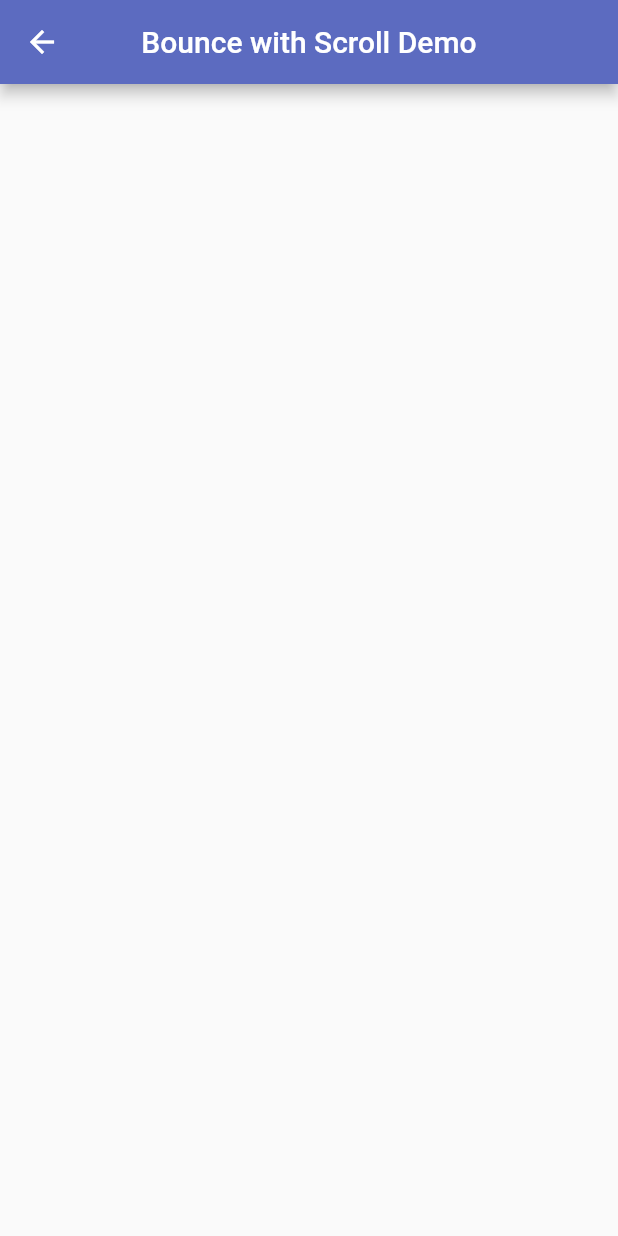
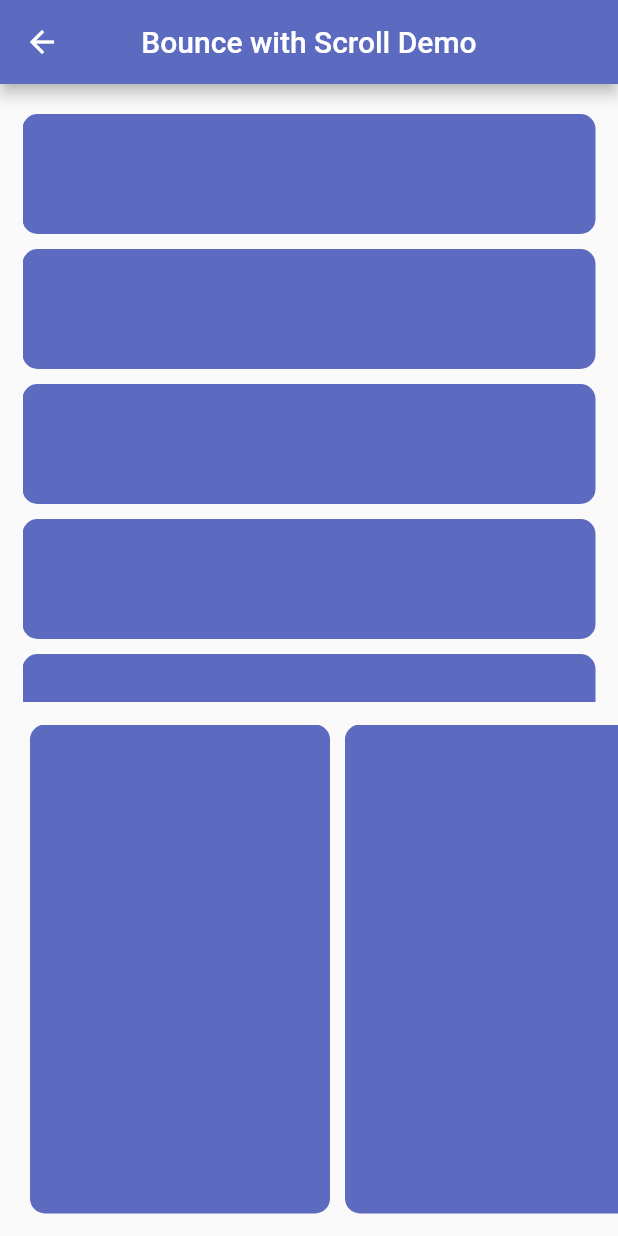
Before and after one commit to aloklearning/flutter_bounce, a Flutter app: the BounceScroll screen opened directly, on a phone screen of 412 x 824 dp. Run offline on Flutter 3.47's test engine with Material 2 defaults, Android fonts, the phone set to English and light mode, and no system bars.

Commit message:
Scroll is also done

```diff
--- a/example/lib/bounce_scroll.dart
+++ b/example/lib/bounce_scroll.dart
@@ -1,6 +1,62 @@
 import 'package:flutter/material.dart';
+import 'package:flutter_bounce/flutter_bounce.dart';
 
 class BounceScroll extends StatelessWidget {
+
+  //This is the widget for showing up in scroll
+  List<Widget> get verticalList{
+    List<Widget> _widget = [SizedBox(height: 20.0)];
+
+    for(int i=0; i<10; i++){
+      _widget.add(verticalListCards);
+      _widget.add(SizedBox(height: 10.0));
+    }
+
+    return _widget;
+  }
+
+  //This is the widget
+  Widget get verticalListCards{
+    return Bounce(
+      duration: Duration(milliseconds: 110),
+      onPressed: null,
+      child: Container(
+        height: 80.0,
+        decoration: BoxDecoration(
+          color: Colors.indigo[400],
+          borderRadius: BorderRadius.circular(10.0)
+        )
+      )
+    );
+  }
+
+  //This is for horizontal list
+  List<Widget> get horizontalList{
+    List<Widget> _view = [SizedBox(width: 20.0)];
+
+    for(int i=0; i<10; i++){
+      _view.add(horizontalListWidget);
+      _view.add(SizedBox(width: 10.0));
+    }
+
+    return _view;
+  }
+
+  Widget get horizontalListWidget{
+    return Bounce(
+      duration: Duration(milliseconds: 110),
+      onPressed: null,
+      child: Container(
+        height: 70.0,
+        width: 200.0,
+        decoration: BoxDecoration(
+          color: Colors.indigo[400],
+          borderRadius: BorderRadius.circular(10.0)
+        )
+      )
+    );
+  }
+
   @override
   Widget build(BuildContext context) {
     return Scaffold(
@@ -9,7 +65,31 @@ class BounceScroll extends StatelessWidget {
           style: TextStyle(color: Colors.white)),
         centerTitle: true
       ),
-      body: Container()
+      body: Column(
+        mainAxisSize: MainAxisSize.min,
+        crossAxisAlignment: CrossAxisAlignment.stretch,
+        children: <Widget>[
+          Container(
+            padding: EdgeInsets.symmetric(horizontal: 15.0),
+            height: MediaQuery.of(context).size.height * 0.5,
+            child: ListView(
+              shrinkWrap: true,
+              scrollDirection: Axis.vertical,
+              children: this.verticalList
+            )
+          ),
+          Expanded(
+            child: Container(
+              padding: EdgeInsets.symmetric(vertical: 15.0),
+              child: ListView(
+                shrinkWrap: true,
+                scrollDirection: Axis.horizontal,
+                children: this.horizontalList
+              )
+            )
+          )
+        ]
+      )
     );
   }
 }
```
